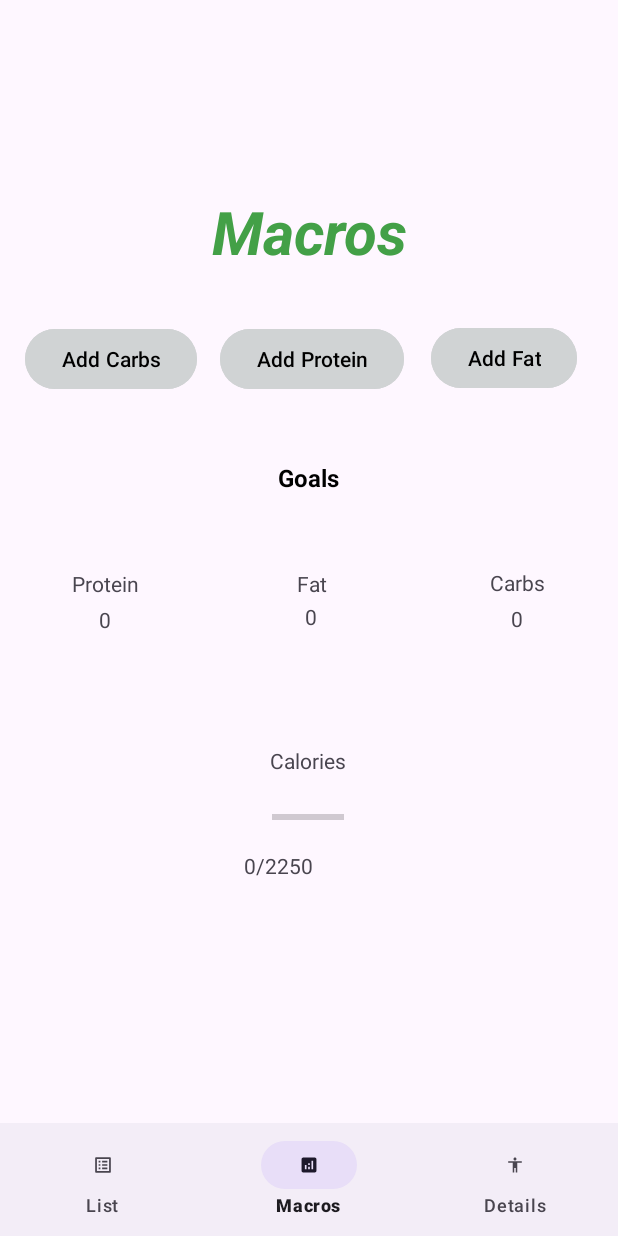
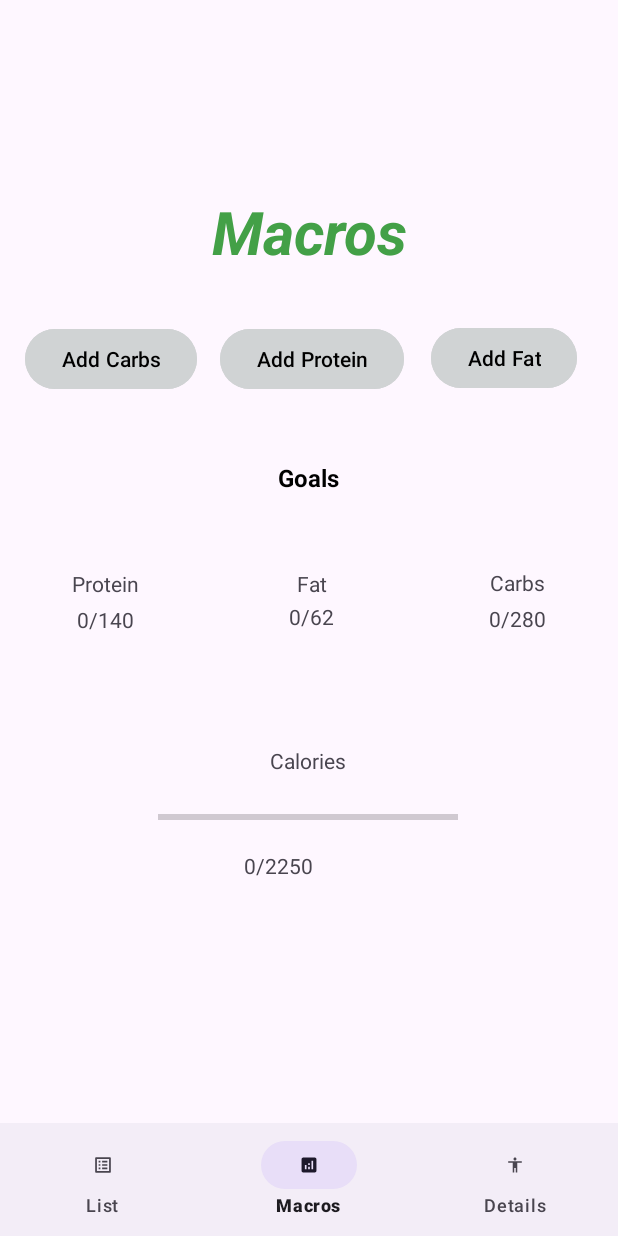
Before and after one commit to LeoBurke3/309project, an Android app: the screen it shows after launch (MainActivity), on a phone screen of 412 x 824 dp. Run offline under Robolectric (Android 15) with nearby library versions, the phone set to English and light mode, and no system bars.

Commit message:
first fragment functioning.

```diff
--- a/app/src/main/java/com/example/a309project_leo/FirstFragment.java
+++ b/app/src/main/java/com/example/a309project_leo/FirstFragment.java
@@ -1,5 +1,11 @@
 package com.example.a309project_leo;
 
+import android.app.AlertDialog;
+import android.appwidget.AppWidgetManager;
+import android.content.ComponentName;
+import android.content.Context;
+import android.content.DialogInterface;
+import android.content.SharedPreferences;
 import android.os.Bundle;
 
 import androidx.fragment.app.Fragment;
@@ -7,7 +13,11 @@ import androidx.fragment.app.Fragment;
 import android.view.LayoutInflater;
 import android.view.View;
 import android.view.ViewGroup;
+import android.widget.Button;
+import android.widget.EditText;
+import android.widget.ProgressBar;
 import android.widget.TextView;
+import android.widget.Toast;
 
 
 public class FirstFragment extends Fragment {
@@ -16,6 +26,19 @@ public class FirstFragment extends Fragment {
     // the fragment initialization parameters, e.g. ARG_ITEM_NUMBER
 
     TextView calorieNum;
+    ProgressBar progressBar;
+    Button carbButton;
+    Button protButton;
+    Button fatButton;
+    int fatTotal;
+    int proteinTotal;
+    int carbTotal;
+
+    private static final String PREFS_NAME = "MyAppPreferences";
+    private static final String KEY_PROTEIN = "key_protein";
+    private static final String KEY_CARBS = "key_carbs";
+    private static final String KEY_FAT = "key_fat";
+    private static final String KEY_CAL = "key_calories";
     public FirstFragment() {
         // Required empty public constructor
     }
@@ -35,21 +58,134 @@ public class FirstFragment extends Fragment {
 
     }*/
 
+
     @Override
     public View onCreateView(LayoutInflater inflater, ViewGroup container,
                              Bundle savedInstanceState) {
-
         // Inflate the layout for this fragment
         View view = inflater.inflate(R.layout.first_fragment, container, false);
+        carbButton = view.findViewById(R.id.button);
+        protButton = view.findViewById(R.id.button2);
+        fatButton = view.findViewById(R.id.button3);
 
+        progressBar = view.findViewById(R.id.progressBar);
+
+
+        protButton.setOnClickListener(buttonClickListener);
+        carbButton.setOnClickListener(buttonClickListener);
+        fatButton.setOnClickListener(buttonClickListener);
+
+        protein(view);
+        fat(view);
+        carb(view);
         calories(view);
+
+        progressBar.setProgress(getNumberFromPreferences(KEY_CAL));
         return view;
     }
 
     public void calories(View view){
-        int currentCalories = getResources().getInteger(R.integer.currentCalories);
+        int currentCalories = (proteinTotal*4)+(carbTotal*4)+(fatTotal*9);
+        saveNumberToPreferences(KEY_CAL,currentCalories);
         int goalCalories = getResources().getInteger(R.integer.goalCalories);
         calorieNum = view.findViewById(R.id.calorieNum);
         calorieNum.setText(String.valueOf(currentCalories) + '/' + String.valueOf(goalCalories));
     }
+    public void protein(View view){
+        proteinTotal = getNumberFromPreferences(KEY_PROTEIN);
+        TextView proteinNum = view.findViewById(R.id.proteinNum);
+        proteinNum.setText(String.valueOf(proteinTotal) + "/140");
+    }
+    public void fat(View view){
+        fatTotal = getNumberFromPreferences(KEY_FAT);
+        TextView fatNum = view.findViewById(R.id.fatNum);
+        fatNum.setText(String.valueOf(fatTotal) + "/62");
+    }
+    public void carb(View view){
+        carbTotal = getNumberFromPreferences(KEY_CARBS);
+        TextView carbNum = view.findViewById(R.id.carbNum);
+        carbNum.setText(String.valueOf(carbTotal) + "/280");
+    }
+
+    public View.OnClickListener buttonClickListener = new View.OnClickListener() {
+        @Override
+        public void onClick(View v) {
+
+            if (v.getId() == R.id.button){
+               showDialog(KEY_CARBS);
+            } else if(v.getId() == R.id.button2){
+                showDialog(KEY_PROTEIN);
+            } else if (v.getId() == R.id.button3) {
+                showDialog(KEY_FAT);
+            }
+        }
+    };
+
+    public void showDialog(final String key){
+        LayoutInflater inflater = getLayoutInflater();
+        View dialogView = inflater.inflate(R.layout.dialog_input, null);
+
+        AlertDialog.Builder builder = new AlertDialog.Builder(requireContext());
+        builder.setView(dialogView);
+
+        final AlertDialog dialog = builder.create();
+
+        EditText inputNumber = dialogView.findViewById(R.id.input_number);
+        Button submitButton = dialogView.findViewById(R.id.submit_button);
+
+        submitButton.setOnClickListener(new View.OnClickListener() {
+            @Override
+            public void onClick(View v) {
+                String input = inputNumber.getText().toString();
+                if (!input.isEmpty()) {
+                    int number = Integer.parseInt(input);
+                    saveNumberToPreferences(key, number);
+                    // Handle the submitted number here
+                    /*protein(getView());
+                    fat(getView());
+                    carb(getView());
+                    calories(getView());*/
+                    updateView();
+                    updateWidgets();
+                    dialog.dismiss();
+                } else {
+                    Toast.makeText(requireContext(), "Please enter a number", Toast.LENGTH_SHORT).show();
+                }
+            }
+        });
+
+        dialog.show();
+    }
+    private void saveNumberToPreferences(String key, int number) {
+        SharedPreferences sharedPreferences = requireContext().getSharedPreferences(PREFS_NAME, Context.MODE_PRIVATE);
+        SharedPreferences.Editor editor = sharedPreferences.edit();
+        editor.putInt(key, number);
+        editor.apply();
+    }
+
+    private int getNumberFromPreferences(String key) {
+        SharedPreferences sharedPreferences = requireContext().getSharedPreferences(PREFS_NAME, Context.MODE_PRIVATE);
+        return sharedPreferences.getInt(key, 0); // Default value is 0 if not found
+    }
+
+    public void updateView(){
+        protein(getView());
+        fat(getView());
+        carb(getView());
+
+        calories(getView());
+
+        progressBar.setProgress(getNumberFromPreferences(KEY_CAL));
+    }
+
+    private void updateWidgets() {
+        Context context = requireContext();
+        AppWidgetManager appWidgetManager = AppWidgetManager.getInstance(context);
+        ComponentName thisWidget = new ComponentName(context, CaloriesWidget.class);
+        int[] appWidgetIds = appWidgetManager.getAppWidgetIds(thisWidget);
+        for (int appWidgetId : appWidgetIds) {
+            CaloriesWidget.updateAppWidget(context, appWidgetManager, appWidgetId);
+        }
+    }
+
 }
--- a/app/src/main/res/layout/calories_widget.xml
+++ b/app/src/main/res/layout/calories_widget.xml
@@ -18,7 +18,7 @@
         android:layout_marginBottom="8dp"
         android:contentDescription="@string/appwidget_text"
         android:text="Calories: 0"
-        android:textSize="24sp"
+        android:textSize="18sp"
         android:textStyle="bold|italic" />
 
 </RelativeLayout>
--- a/app/src/main/res/layout/first_fragment.xml
+++ b/app/src/main/res/layout/first_fragment.xml
@@ -150,10 +150,10 @@
     <ProgressBar
         android:id="@+id/progressBar"
         style="?android:attr/progressBarStyleHorizontal"
-        android:layout_width="wrap_content"
+        android:layout_width="200dp"
         android:layout_height="wrap_content"
         android:layout_marginTop="116dp"
-        android:max="100"
+        android:max="2250"
         app:layout_constraintEnd_toEndOf="parent"
         app:layout_constraintHorizontal_bias="0.498"
         app:layout_constraintStart_toStartOf="parent"
@@ -163,10 +163,16 @@
         android:id="@+id/calorieNum"
         android:layout_width="wrap_content"
         android:layout_height="wrap_content"
+        android:layout_marginStart="202dp"
+        android:layout_marginTop="17dp"
         android:layout_marginEnd="202dp"
         android:layout_marginBottom="190dp"
         android:text="0"
         app:layout_constraintBottom_toBottomOf="parent"
-        app:layout_constraintEnd_toEndOf="parent" />
+        app:layout_constraintEnd_toEndOf="parent"
+        app:layout_constraintHorizontal_bias="1.0"
+        app:layout_constraintStart_toStartOf="parent"
+        app:layout_constraintTop_toBottomOf="@+id/progressBar"
+        app:layout_constraintVertical_bias="1.0" />
 
 </androidx.constraintlayout.widget.ConstraintLayout>
```
Also changed, not shown: app/src/main/java/com/example/a309project_leo/CaloriesWidget.java (+8 -2 lines), app/src/main/res/layout/dialog_input.xml (added, +25 -0 lines).
